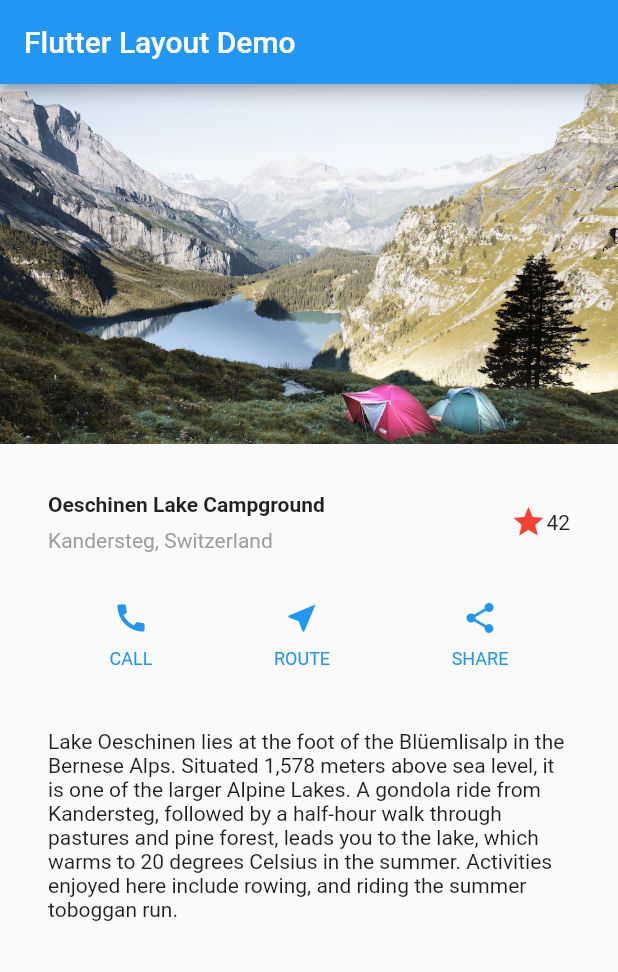
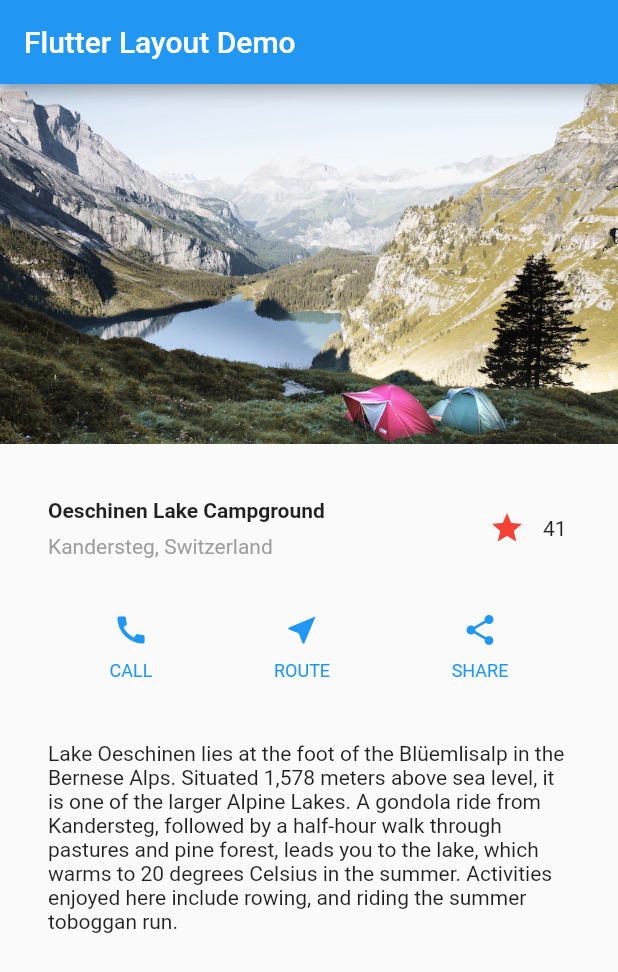
Before and after one commit to fractalwrench/fluttercampinglayout, a Flutter app: the screen it shows after launch, on a phone screen of 412 x 824 dp. Shown: the top 972 px of the screen. Run offline on Flutter 3.47's test engine with Material 2 defaults, Android fonts, the phone set to English and light mode, and no system bars.

```diff
--- a/lib/main.dart
+++ b/lib/main.dart
@@ -11,6 +11,49 @@ class MyApp extends StatelessWidget {
         primarySwatch: Colors.blue,
       ),
       home: new MyHomePage(title: 'Flutter Layout Demo'),
+    );
+  }
+}
+
+class FavoriteWidget extends StatefulWidget {
+  @override
+  State<StatefulWidget> createState() => FavoriteWidgetState();
+}
+
+class FavoriteWidgetState extends State<FavoriteWidget> {
+  bool isFavorited = true;
+  int favoriteCount = 41;
+
+  void _toggleFavorite() {
+    setState(() {
+      if (isFavorited) {
+        isFavorited = false;
+        favoriteCount--;
+      } else {
+        isFavorited = true;
+        favoriteCount++;
+      }
+    });
+  }
+
+  @override
+  Widget build(BuildContext context) {
+    return Row(
+      children: [
+        Container(
+          padding: EdgeInsets.all(0.0),
+          child: IconButton(
+              icon: Icon(
+                isFavorited ? Icons.star : Icons.star_border,
+                color: Colors.red,
+              ),
+              onPressed: _toggleFavorite),
+        ),
+        SizedBox(
+          width: 18.0,
+          child: Container(child: Text("$favoriteCount")),
+        )
+      ],
     );
   }
 }
@@ -69,11 +112,7 @@ class _MyHomePageState extends State<MyHomePage> {
                 ],
               ),
             ),
-            Icon(
-              Icons.star,
-              color: Colors.red,
-            ),
-            Text("42")
+            FavoriteWidget(),
           ],
         ));
 
```
